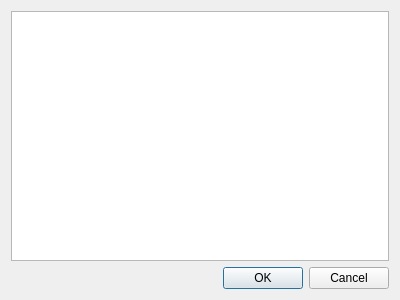
Before: the Qt Designer form src/screenchooserdialog.ui in KDE/xdg-desktop-portal-kde, drawn with Qt 5.
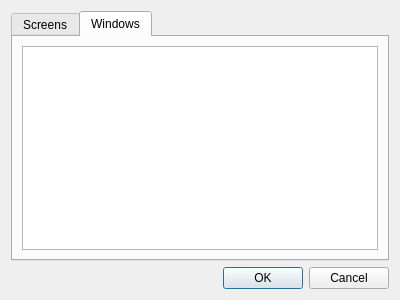
After: the same form once the commit is applied. Custom widgets are drawn as their Qt base class.

Diff of the .ui file:
```diff
--- a/src/screenchooserdialog.ui
+++ b/src/screenchooserdialog.ui
@@ -15,9 +15,16 @@
   </property>
   <layout class="QGridLayout" name="gridLayout">
    <item row="0" column="0">
-    <layout class="QHBoxLayout" name="horizontalLayout"/>
-   </item>
-   <item row="1" column="0">
+    <widget class="QTabWidget" name="tabWidget">
+     <property name="currentIndex">
+      <number>1</number>
+     </property>
+     <widget class="QWidget" name="screensTab">
+      <attribute name="title">
+       <string>Screens</string>
+      </attribute>
+      <layout class="QHBoxLayout" name="horizontalLayout">
+       <item>
     <widget class="ScreenCastWidget" name="screenView">
      <property name="selectionMode">
       <enum>QAbstractItemView::SingleSelection</enum>
@@ -33,7 +40,21 @@
      </property>
     </widget>
    </item>
-   <item row="2" column="0">
+      </layout>
+     </widget>
+     <widget class="QWidget" name="windowsTab">
+      <attribute name="title">
+       <string>Windows</string>
+      </attribute>
+      <layout class="QHBoxLayout" name="horizontalLayout_2">
+       <item>
+        <widget class="QListView" name="windowsView"/>
+       </item>
+      </layout>
+     </widget>
+    </widget>
+   </item>
+   <item row="1" column="0">
     <widget class="QDialogButtonBox" name="buttonBox">
      <property name="standardButtons">
       <set>QDialogButtonBox::Cancel|QDialogButtonBox::Ok</set>
```
Lines whose indentation alone changed are shown as unchanged.
